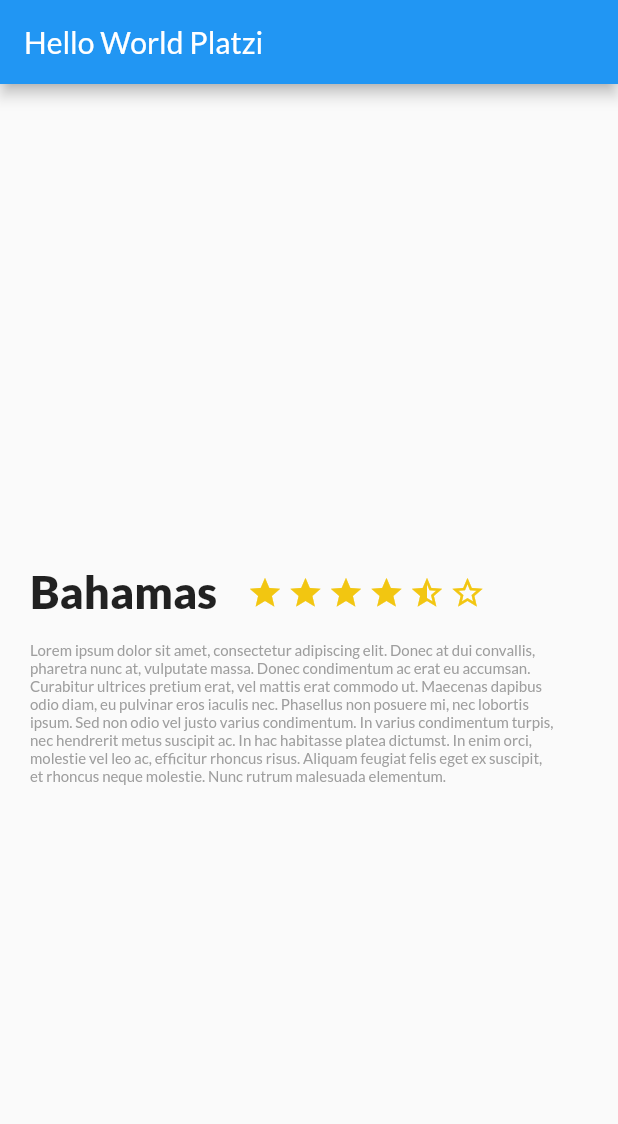
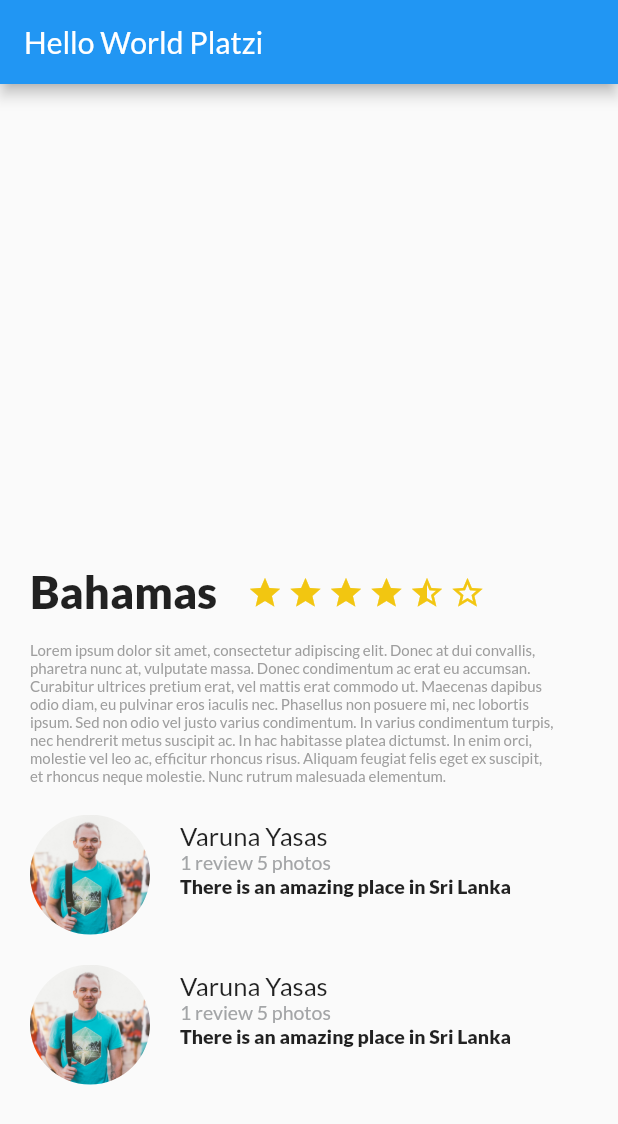
Before and after one commit to nestoredduardo/curso-flutter, a Flutter app: the screen it shows after launch, on a phone screen of 412 x 824 dp. Shown: the top 1124 px of the screen. Run offline on Flutter 3.47's test engine with Material 2 defaults, Android fonts, the phone set to English and light mode, and no system bars; our stand-ins replace google_fonts.

Commit message:
Review Components

```diff
--- a/lib/main.dart
+++ b/lib/main.dart
@@ -2,6 +2,7 @@ import 'package:flutter/material.dart';
 import 'package:google_fonts/google_fonts.dart';
 
 import 'description_place.dart';
+import 'review_list.dart';
 
 void main() {
   runApp(MyApp());
@@ -34,9 +35,9 @@ class MyApp extends StatelessWidget {
       ),
       home: Scaffold(
         appBar: AppBar(
-          title: Text("Hello World Platzi"),
+          title: const Text("Hello World Platzi"),
         ),
-        body: DescriptionPlace("Bahamas", 4, descriptionText)
+        body: Column(children: [DescriptionPlace("Bahamas", 4, descriptionText), ReviewList()],)
       )
       //const MyHomePage(title: 'Flutter Demo Home Page'),
     );
--- /dev/null
+++ b/lib/review.dart
@@ -0,0 +1,86 @@
+import 'package:flutter/cupertino.dart';
+import 'package:flutter/material.dart';
+
+class Review extends StatelessWidget{
+
+  String imagePath = 'assets/img/people.jpg';
+  String name = 'Varuna Yasas';
+  String details = '1 review 5 photos';
+  String comment = 'There is an amazing place in Sri Lanka';
+
+  Review(this.imagePath, this.name, this.details, this.comment, {Key? key}) : super(key: key);
+
+  @override
+  Widget build(BuildContext context){
+    //TODO: implement build
+
+    final userComment = Container(
+      margin: const EdgeInsets.only(
+        left: 20,
+      ),
+      child: Text(
+        comment,
+        textAlign: TextAlign.left,
+        style: const TextStyle(
+          fontSize: 13,
+          fontWeight: FontWeight.w900,
+        ),
+      ),
+    );
+
+    final userInfo = Container(
+      margin: const EdgeInsets.only(
+        left: 20,
+      ),
+      child: Text(
+        details,
+        textAlign: TextAlign.left,
+        style: const TextStyle(
+          fontSize: 13,
+          color: Color(0xFFa3a5a7)
+        ),
+      ),
+    );
+
+    final userName = Container(
+      margin: const EdgeInsets.only(
+        left: 20,
+      ),
+      child: Text(
+        name,
+        textAlign: TextAlign.left,
+        style: const TextStyle(
+          fontSize: 17
+        ),
+      ),
+    );
+
+    final userDetails = Column(
+      crossAxisAlignment: CrossAxisAlignment.start,
+      children: <Widget>[
+        userName,
+        userInfo,
+        userComment
+      ],
+    );
+
+    final photo= Container(
+      margin: const EdgeInsets.only(
+        top: 20,
+        left: 20
+      ),
+      width: 80,
+      height: 80,
+
+      decoration: BoxDecoration(
+        shape: BoxShape.circle,
+        image: DecorationImage(
+          fit: BoxFit.cover,
+          image: AssetImage(imagePath)
+        )
+      ),
+    );
+
+    return Row(children: [photo,userDetails],);
+  }
+}
--- /dev/null
+++ b/lib/review_list.dart
@@ -0,0 +1,18 @@
+import 'package:flutter/material.dart';
+
+import 'review.dart';
+
+class ReviewList extends StatelessWidget {
+
+  String imagePath = 'assets/img/people.jpg';
+  String name = 'Varuna Yasas';
+  String details = '1 review 5 photos';
+  String comment = 'There is an amazing place in Sri Lanka';
+
+  @override
+
+  Widget build(BuildContext context) {
+    // TODO: implement build
+    return Column(children: [Review(imagePath, name, details, comment), Review(imagePath, name, details, comment)],);
+  }
+}
--- a/pubspec.yaml
+++ b/pubspec.yaml
@@ -59,8 +59,8 @@ flutter:
   uses-material-design: true
 
   # To add assets to your application, add an assets section, like this:
-  # assets:
-  #   - images/a_dot_burr.jpeg
+  assets:
+    - assets/img/people.jpg
   #   - images/a_dot_ham.jpeg
 
   # An image asset can refer to one or more resolution-specific "variants", see
```
Also changed, not shown: assets/img/people.jpg (added), 1 other file.
